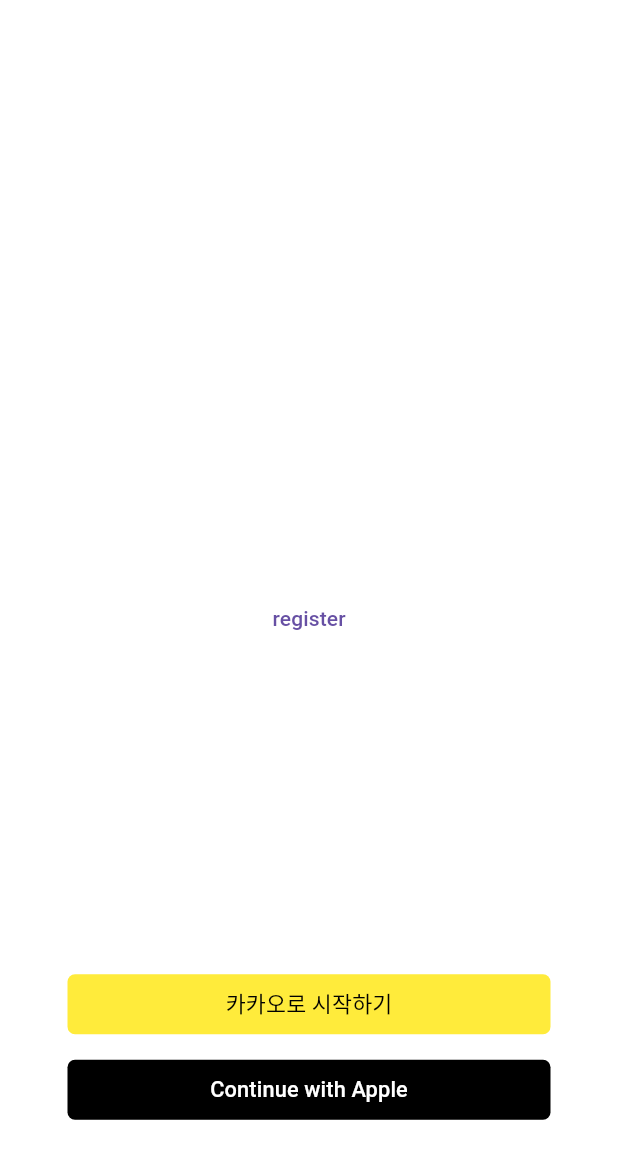
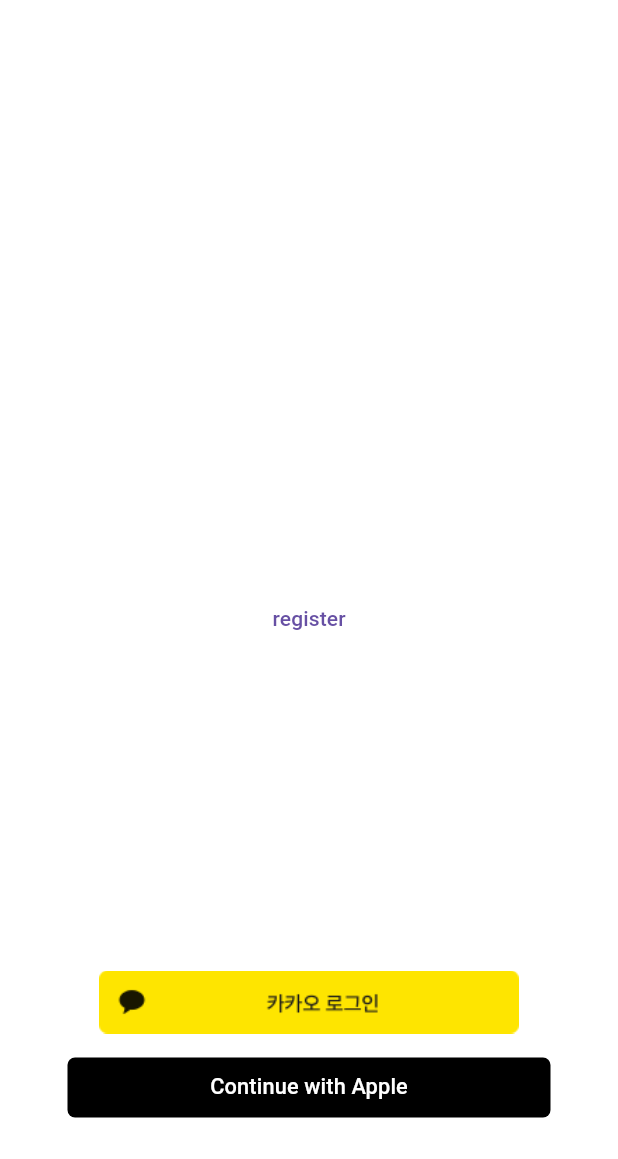
Before and after one commit to Nexters/puppycode, a Flutter app: the screen it shows after launch, on a phone screen of 412 x 824 dp. Shown: the top 1159 px of the screen. Run offline on Flutter 3.47's test engine with Material 3 defaults, Android fonts, the light colour scheme and no system bars; our stand-ins replace badges, camera, flutter_secure_storage, flutter_svg, get, infinite_scroll_pagination and 1 more; missing offline and left inert: kakao_flutter_sdk; Roboto replaces fonts that are missing (Pretendard); project files that could hold a hidden picture were left out.

Commit message:
Add KakaoImage

```diff
--- a/lib/pages/onboarding/login.dart
+++ b/lib/pages/onboarding/login.dart
@@ -100,11 +100,6 @@
           'provider': 'KAKAO'
         });
       }
-      // false register로 토큰 물고 이동하기
-      // API를 쏘고 ~
-      // 토큰받고
-      // 로컬에 박고
-      // 메인으로 리다이렉트
     } catch (err) {
       //
     }
@@ -112,22 +107,27 @@
 
   @override
   Widget build(BuildContext context) {
-    return Flexible(
-      child: TextButton(
+    if (type == SignupType.apple) {
+      return TextButton(
         onPressed: () => {_login()},
         style: TextButton.styleFrom(
-            backgroundColor:
-                type == SignupType.kakao ? Colors.yellow : Colors.black,
+            backgroundColor: Colors.black,
             shape: const RoundedRectangleBorder(
                 borderRadius: BorderRadius.all(Radius.circular(5)))),
         child: Text(
           text,
-          style: TextStyle(
+          style: const TextStyle(
             fontSize: 14.5,
-            color: type == SignupType.kakao ? Colors.black : Colors.white,
+            color: Colors.white,
           ),
         ),
-      ),
-    );
+      );
+    }
+
+    return Expanded(
+        child: Container(
+      decoration: const BoxDecoration(
+          image: DecorationImage(image: AssetImage('assets/images/kakao.png'))),
+    ));
   }
 }
```
Also changed, not shown: assets/images/kakao.png (added).
